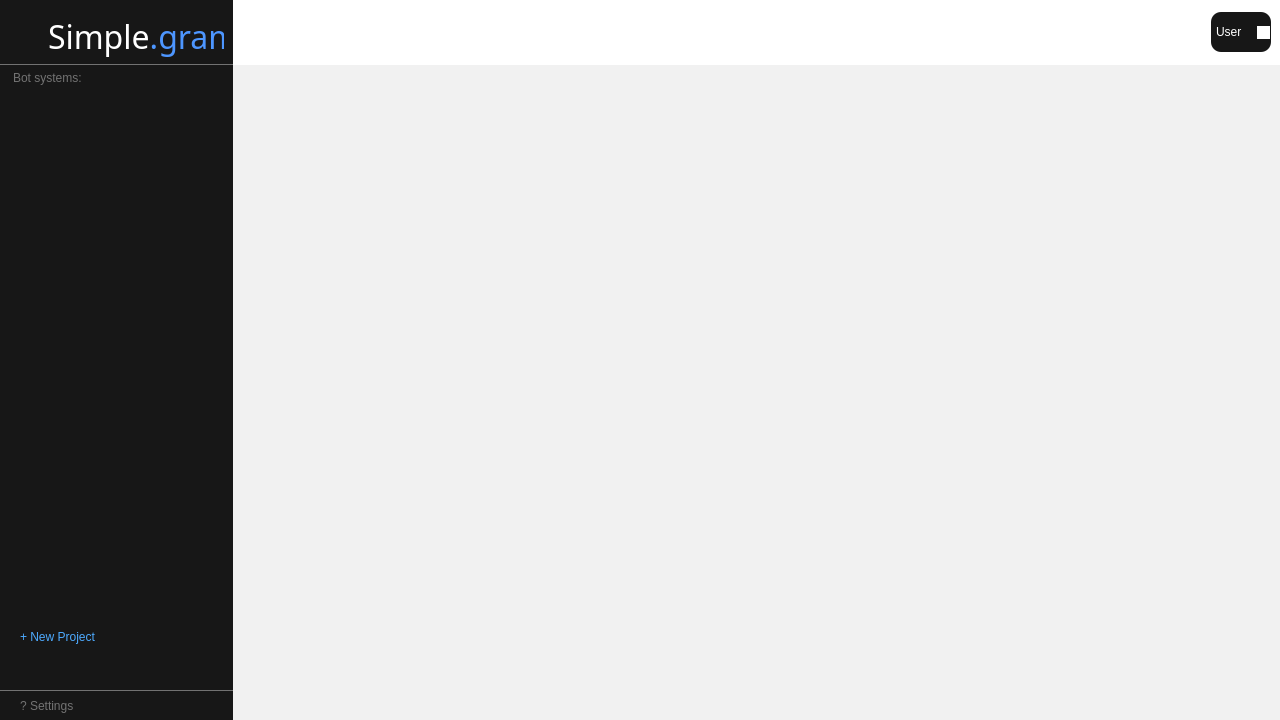
cuttlesystems/simplegram, file simple_gram_desktop/constructor_app/widgets/client_widget.ui: the form before one commit.
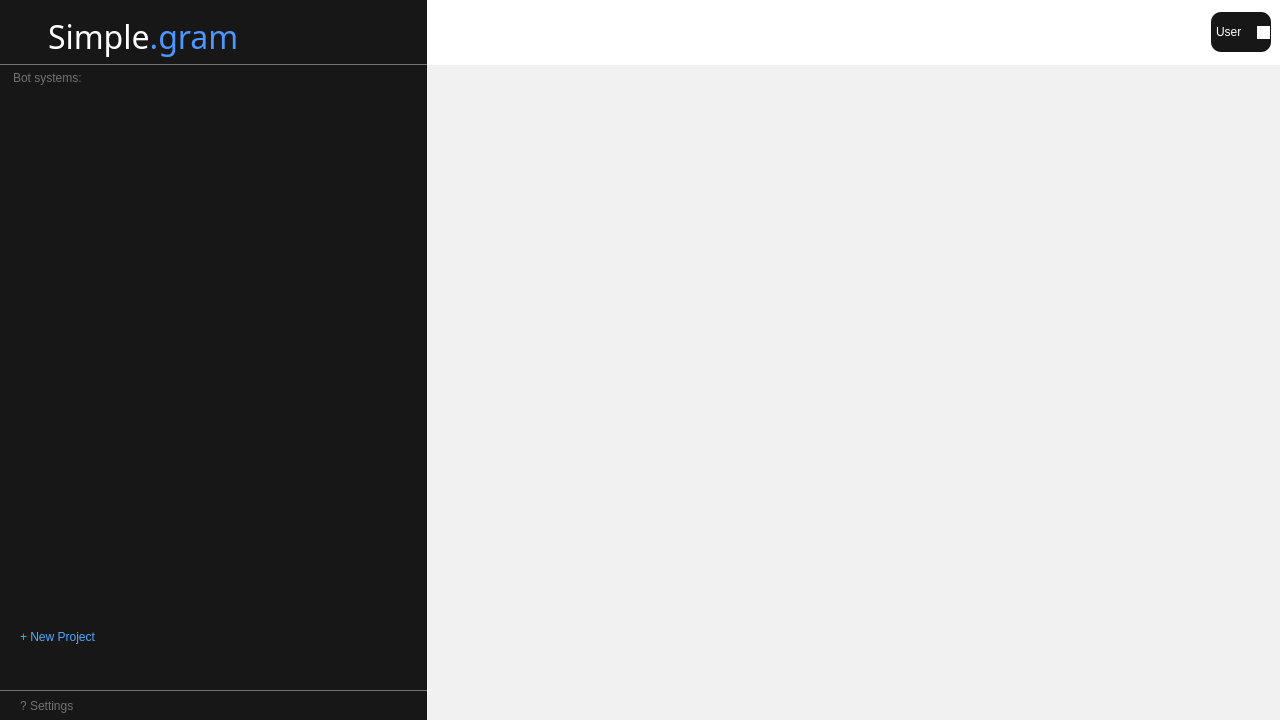
The form after the commit. The open tabs and pages were chosen to show the change. Icons and pictures are not drawn. Custom widgets are drawn as their Qt base class.

```diff
--- a/simple_gram_desktop/constructor_app/widgets/client_widget.ui
+++ b/simple_gram_desktop/constructor_app/widgets/client_widget.ui
@@ -53,12 +53,6 @@
       <number>0</number>
      </property>
      <widget class="QGroupBox" name="side_bar">
-      <property name="maximumSize">
-       <size>
-        <width>233</width>
-        <height>16777215</height>
-       </size>
-      </property>
       <property name="styleSheet">
        <string notr="true">QGroupBox{
 background-color: #171717;
@@ -189,7 +183,7 @@
          <item>
           <widget class="BotListWidget" name="bot_list">
            <property name="sizePolicy">
-            <sizepolicy hsizetype="Fixed" vsizetype="Expanding">
+            <sizepolicy hsizetype="Expanding" vsizetype="Expanding">
              <horstretch>0</horstretch>
              <verstretch>0</verstretch>
             </sizepolicy>
@@ -300,16 +294,16 @@
      </widget>
      <widget class="QGroupBox" name="centrall_panel">
       <property name="styleSheet">
-       <string notr="true">/*QGroupBox{
+       <string notr="true">QGroupBox{
 border:none;
 background: rgb(241,241,241);
-}*/
-QGroupBox{
+}
+/*QGroupBox{
 /*background: qlineargradient(spread:pad, x1:0.5, y1:0, x2:0.5, y2:1, stop:0 rgba(57, 178, 146, 255), stop:0.5 rgba(68, 159, 167, 255), stop:1 rgba(82, 136, 193, 255));*/
-background: rgb(241,241,241);
-border:none;
+/*background: rgb(241,241,241);
+border:none;*/
 /*border-image:url(:/icons/widgets/times_icon/background_texture.png);*/
-}</string>
+/*}*/</string>
       </property>
       <layout class="QVBoxLayout" name="verticalLayout_3">
        <property name="spacing">
@@ -486,10 +480,10 @@
          </property>
          <widget class="LoginWidget" name="login_page">
           <property name="styleSheet">
-           <string notr="true">QStackedWidget{
+           <string notr="true">/*QStackedWidget{
 background: qlineargradient(spread:pad, x1:0.5, y1:0, x2:0.5, y2:1, stop:0 rgba(57, 178, 146, 255), stop:0.5 rgba(68, 159, 167, 255), stop:1 rgba(82, 136, 193, 255));
 border-image:url(:/icons/widgets/times_icon/background_texture.png);
-}</string>
+}*/</string>
           </property>
           <layout class="QVBoxLayout" name="verticalLayout_4">
            <property name="spacing">
```
Left out of the diff: 2 changed lines with no effect on the pictures.
